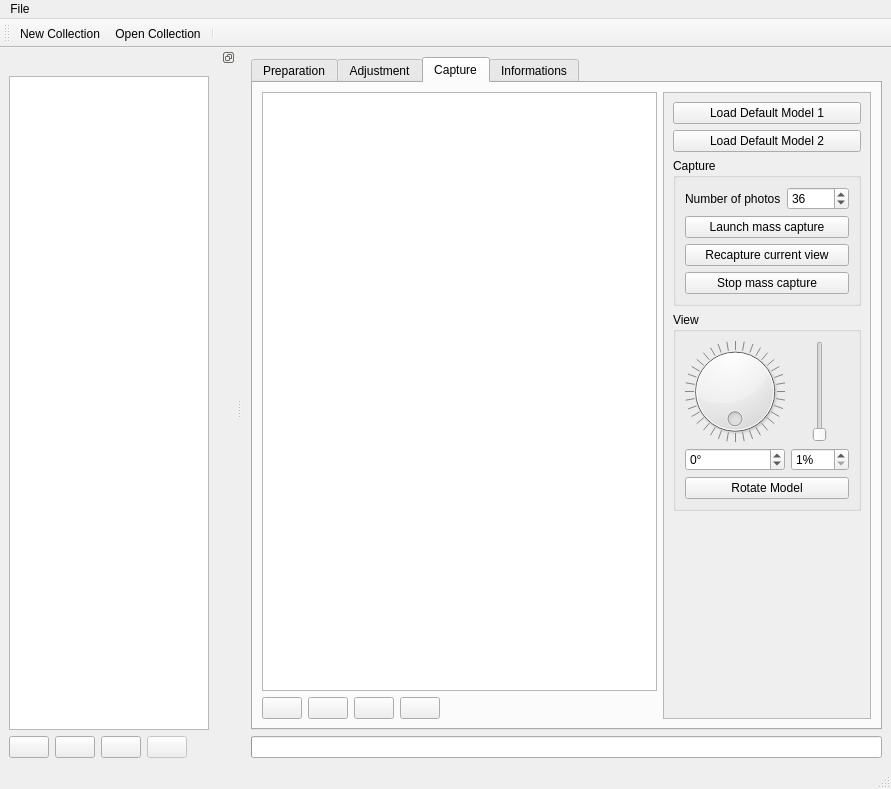
First picture: the form in pc/master/mainwindow.ui, repository plule/pfe-costumes, before the edit.
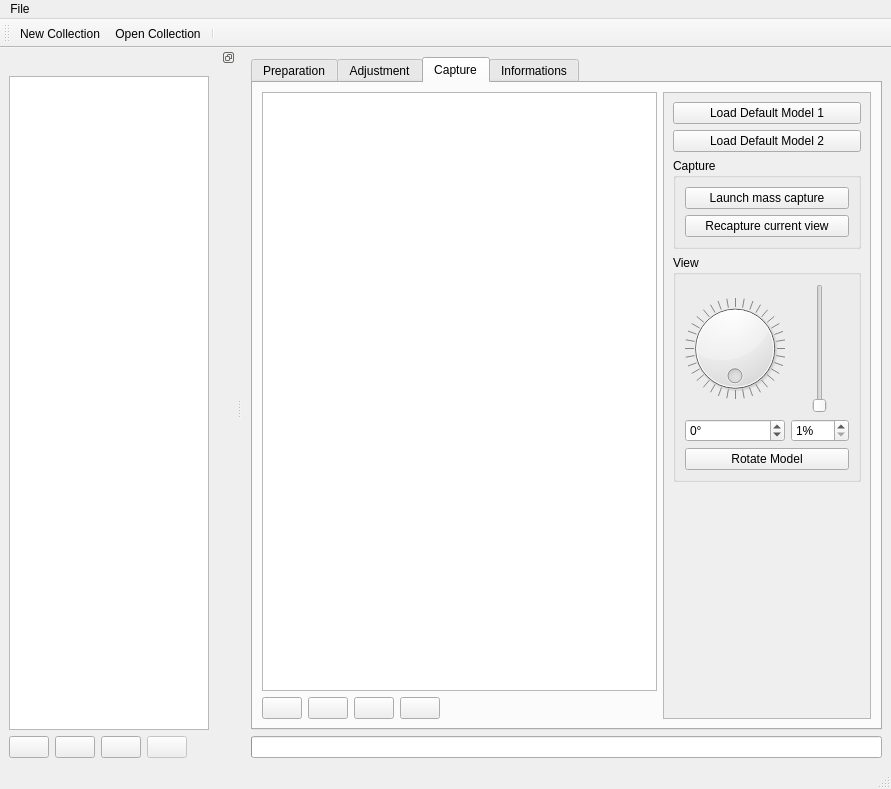
Second picture: the form after the edit. Icons and pictures are not drawn. Custom widgets are drawn as their Qt base class.

Commit message: store number of photos in settings

Patch:
```diff
--- a/pc/master/mainwindow.ui
+++ b/pc/master/mainwindow.ui
@@ -255,30 +255,6 @@
                  <string>Capture</string>
                 </property>
                 <layout class="QVBoxLayout" name="verticalLayout">
-                 <item>
-                  <layout class="QHBoxLayout" name="numberOfPhotosLayout">
-                   <item>
-                    <widget class="QLabel" name="numberOfPhotosLabel">
-                     <property name="text">
-                      <string>Number of photos</string>
-                     </property>
-                    </widget>
-                   </item>
-                   <item>
-                    <widget class="QSpinBox" name="numberOfPhotosSpin">
-                     <property name="minimum">
-                      <number>1</number>
-                     </property>
-                     <property name="maximum">
-                      <number>360</number>
-                     </property>
-                     <property name="value">
-                      <number>36</number>
-                     </property>
-                    </widget>
-                   </item>
-                  </layout>
-                 </item>
                  <item>
                   <widget class="QPushButton" name="massCaptureButton">
                    <property name="text">
@@ -293,13 +269,6 @@
                    </property>
                   </widget>
                  </item>
-                 <item>
-                  <widget class="QPushButton" name="pushButton">
-                   <property name="text">
-                    <string>Stop mass capture</string>
-                   </property>
-                  </widget>
-                 </item>
                 </layout>
                </widget>
               </item>
```
The commit also changes 4 other files.
